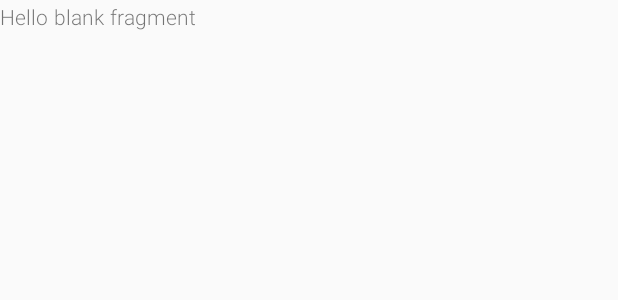
After one commit to amingoli78/khadije, an Android app: the layout setting.xml on its own in the app's theme, with its tools: preview values and no code run, on a phone screen of 412 x 824 dp. The commit adds this screen. Shown: the top 300 px of the screen. Run offline under Robolectric (Android 15) with nearby library versions, the phone set to English and light mode, and no system bars; network calls fail.

Commit message:
fix fragment for setting

```diff
--- a/app/build.gradle
+++ b/app/build.gradle
@@ -22,6 +22,7 @@ dependencies {
     implementation fileTree(dir: 'libs', include: ['*.jar'])
     implementation 'com.android.support:appcompat-v7:27.1.1'
     implementation 'com.android.support.constraint:constraint-layout:1.1.0'
+    implementation 'com.android.support:support-v4:27.1.1'
     testImplementation 'junit:junit:4.12'
     androidTestImplementation 'com.android.support.test:runner:1.0.2'
     androidTestImplementation 'com.android.support.test.espresso:espresso-core:3.0.2'
--- /dev/null
+++ b/app/src/main/res/layout/setting.xml
@@ -0,0 +1,14 @@
+<?xml version="1.0" encoding="utf-8"?>
+<FrameLayout xmlns:android="http://schemas.android.com/apk/res/android"
+    xmlns:tools="http://schemas.android.com/tools"
+    android:layout_width="match_parent"
+    android:layout_height="match_parent"
+    tools:context=".Setting">
+
+    <!-- TODO: Update blank fragment layout -->
+    <TextView
+        android:layout_width="match_parent"
+        android:layout_height="match_parent"
+        android:text="@string/hello_blank_fragment" />
+
+</FrameLayout>
--- a/app/src/main/res/values/strings.xml
+++ b/app/src/main/res/values/strings.xml
@@ -1,3 +1,6 @@
 <resources>
     <string name="app_name">khadije_andoid</string>
+
+    <!-- TODO: Remove or change this placeholder text -->
+    <string name="hello_blank_fragment">Hello blank fragment</string>
 </resources>
```
Also changed, not shown: app/src/main/java/com/ermile/khadije_andoid/MainActivity.java (+27 -10 lines), app/src/main/java/com/ermile/khadije_andoid/Setting.java (added, +29 -0 lines), app/src/main/res/layout/activity_main.xml (+28 -7 lines).
